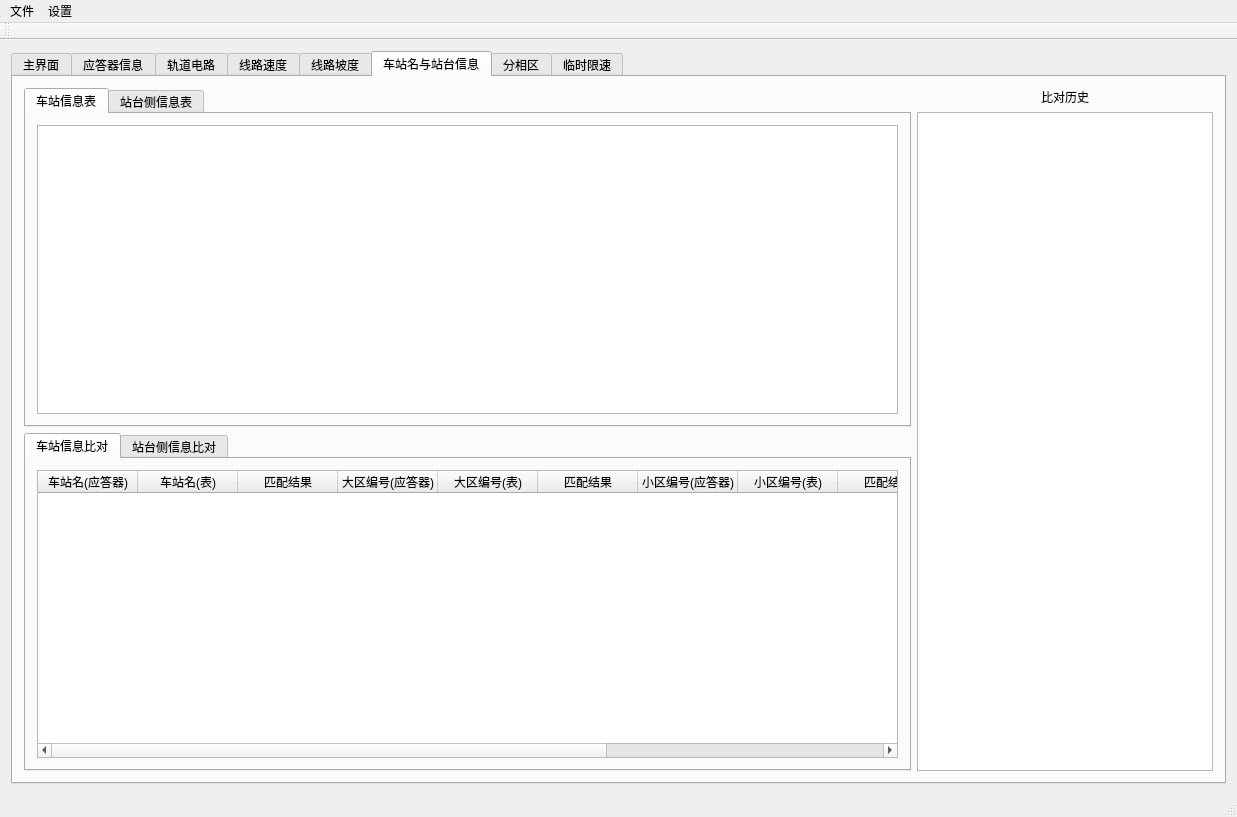
zhang433/ATP, file ATP_CLient/ATP_Client/mainwindow.ui: the form before one commit.
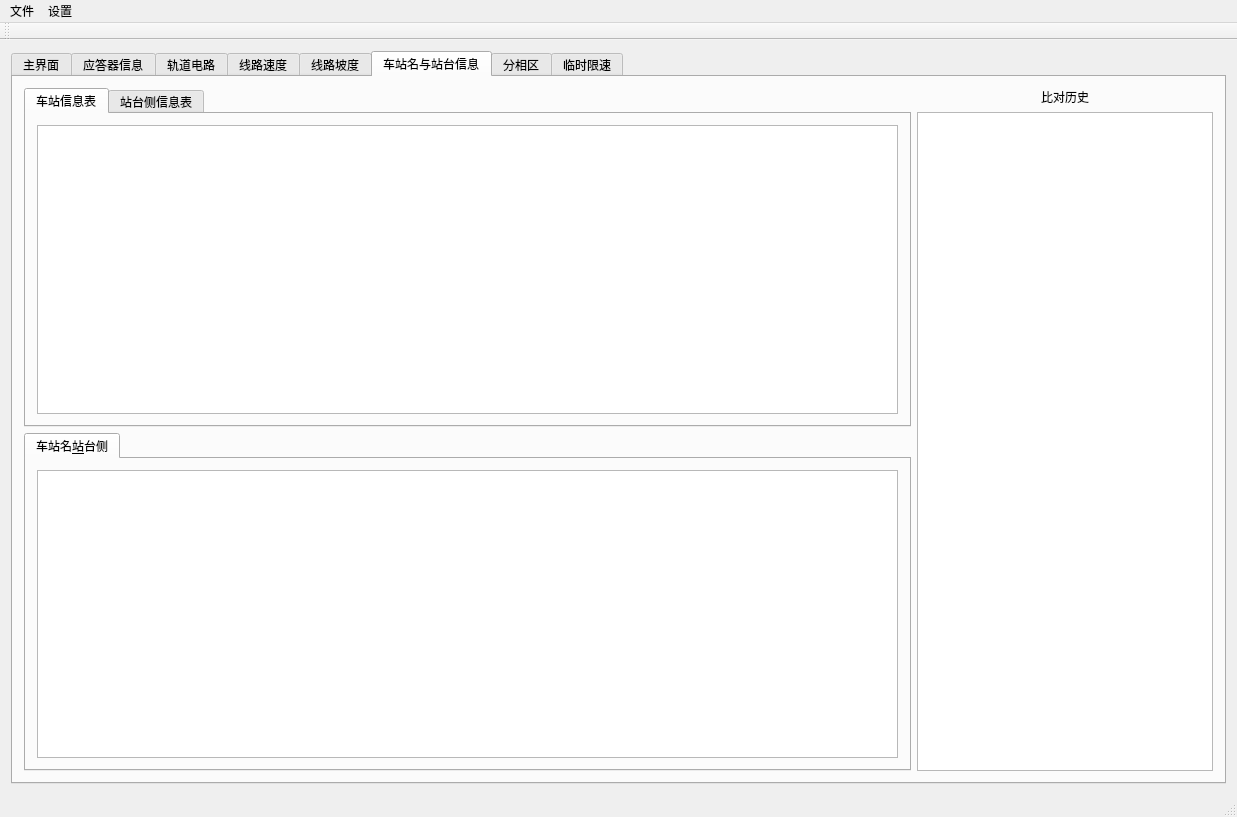
The form after the commit. The open tabs and pages were chosen to show the change. Icons and pictures are not drawn. Custom widgets are drawn as their Qt base class.

Patch:
```diff
--- a/ATP_CLient/ATP_Client/mainwindow.ui
+++ b/ATP_CLient/ATP_Client/mainwindow.ui
@@ -1367,7 +1367,7 @@
                 </property>
                 <widget class="QWidget" name="tab_25">
                  <attribute name="title">
-                  <string>车站信息比对</string>
+                  <string>车站名&amp;站台侧</string>
                  </attribute>
                  <layout class="QHBoxLayout" name="horizontalLayout_39">
                   <item>
@@ -1375,110 +1375,6 @@
                     <attribute name="verticalHeaderVisible">
                      <bool>false</bool>
                     </attribute>
-                    <column>
-                     <property name="text">
-                      <string>车站名(应答器)</string>
-                     </property>
-                    </column>
-                    <column>
-                     <property name="text">
-                      <string>车站名(表)</string>
-                     </property>
-                    </column>
-                    <column>
-                     <property name="text">
-                      <string>匹配结果</string>
-                     </property>
-                    </column>
-                    <column>
-                     <property name="text">
-                      <string>大区编号(应答器)</string>
-                     </property>
-                    </column>
-                    <column>
-                     <property name="text">
-                      <string>大区编号(表)</string>
-                     </property>
-                    </column>
-                    <column>
-                     <property name="text">
-                      <string>匹配结果</string>
-                     </property>
-                    </column>
-                    <column>
-                     <property name="text">
-                      <string>小区编号(应答器)</string>
-                     </property>
-                    </column>
-                    <column>
-                     <property name="text">
-                      <string>小区编号(表)</string>
-                     </property>
-                    </column>
-                    <column>
-                     <property name="text">
-                      <string>匹配结果</string>
-                     </property>
-                    </column>
-                    <column>
-                     <property name="text">
-                      <string>车站编号(应答器)</string>
-                     </property>
-                    </column>
-                    <column>
-                     <property name="text">
-                      <string>车站编号(表)</string>
-                     </property>
-                    </column>
-                    <column>
-                     <property name="text">
-                      <string>匹配结果</string>
-                     </property>
-                    </column>
-                   </widget>
-                  </item>
-                 </layout>
-                </widget>
-                <widget class="QWidget" name="tab_26">
-                 <attribute name="title">
-                  <string>站台侧信息比对</string>
-                 </attribute>
-                 <layout class="QHBoxLayout" name="horizontalLayout_40">
-                  <item>
-                   <widget class="QTableWidget" name="tableWidget_stationSide_compare_info">
-                    <attribute name="verticalHeaderVisible">
-                     <bool>false</bool>
-                    </attribute>
-                    <column>
-                     <property name="text">
-                      <string>当前车站名</string>
-                     </property>
-                    </column>
-                    <column>
-                     <property name="text">
-                      <string>车站名(表)</string>
-                     </property>
-                    </column>
-                    <column>
-                     <property name="text">
-                      <string>当前应答器名称</string>
-                     </property>
-                    </column>
-                    <column>
-                     <property name="text">
-                      <string>应答器编号(表)</string>
-                     </property>
-                    </column>
-                    <column>
-                     <property name="text">
-                      <string>站台侧</string>
-                     </property>
-                    </column>
-                    <column>
-                     <property name="text">
-                      <string>站台侧(表)</string>
-                     </property>
-                    </column>
                    </widget>
                   </item>
                  </layout>
```
Left out of the diff: 145 changed lines with no effect on the pictures.
